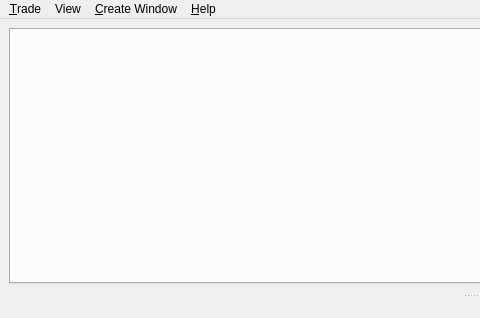
Qt form sources/FrontEnd/Terminal/MainWindow.ui (alimogh/trdk) before a commit; both pictures show x 0 to 480 and y 0 to 318 of the 943 by 318 pixel window.
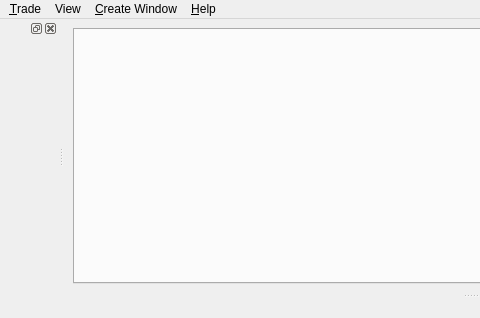
The same form after that commit.

Commit message: Added market scanner to detect market opportunities for strategies.

Patch:
```diff
--- a/sources/FrontEnd/Terminal/MainWindow.ui
+++ b/sources/FrontEnd/Terminal/MainWindow.ui
@@ -92,7 +92,13 @@
    <attribute name="dockWidgetArea">
     <number>8</number>
    </attribute>
-   <widget class="QWidget" name="dockWidgetContents_2"/>
+   <widget class="QWidget" name="securitiesContents"/>
+  </widget>
+  <widget class="QDockWidget" name="marketScanner">
+   <attribute name="dockWidgetArea">
+    <number>1</number>
+   </attribute>
+   <widget class="QWidget" name="marketScannerContents"/>
   </widget>
   <action name="exit">
    <property name="text">
```
Left out of the diff: 21 changed lines with no effect on the pictures. The commit also changes 21 other files.
